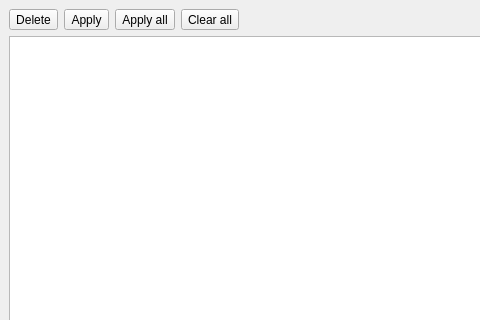
Before: the Qt Designer form gui/marking_dock.ui in SergiuToporjinschi/GPSTrackEditor, drawn with Qt 5; both pictures show x 0 to 480 and y 0 to 320 of the 676 by 826 pixel window.
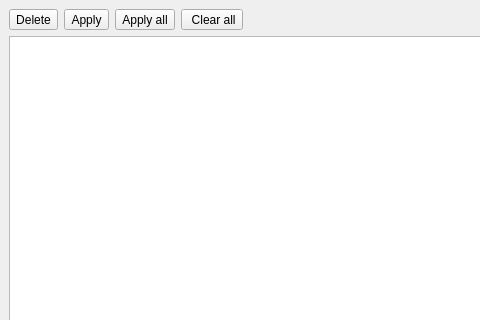
After: the same form once the commit is applied. Icons and pictures are not drawn.

Diff of the .ui file:
```diff
--- a/gui/marking_dock.ui
+++ b/gui/marking_dock.ui
@@ -132,7 +132,10 @@
               <item>
                <widget class="QToolButton" name="toolClearAll">
                 <property name="text">
-                 <string>Clear all</string>
+                 <string> Clear all</string>
+                </property>
+                <property name="toolButtonStyle">
+                 <enum>Qt::ToolButtonTextBesideIcon</enum>
                 </property>
                </widget>
               </item>
```
Left out of the diff: 18 changed lines with no effect on the pictures.
